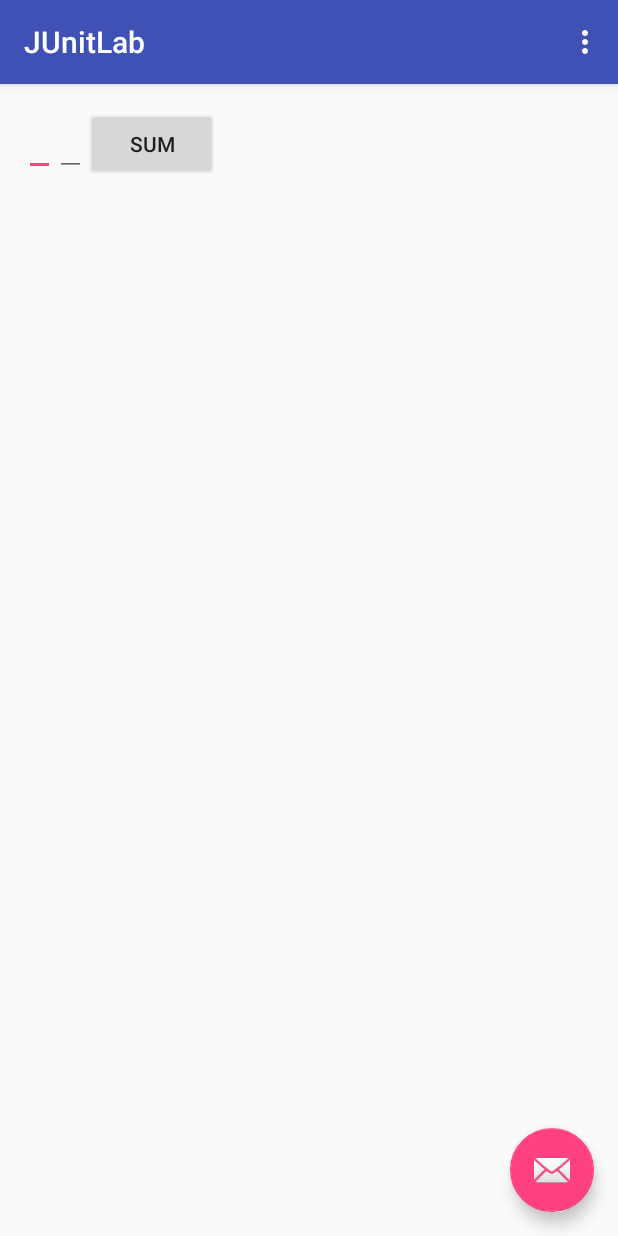
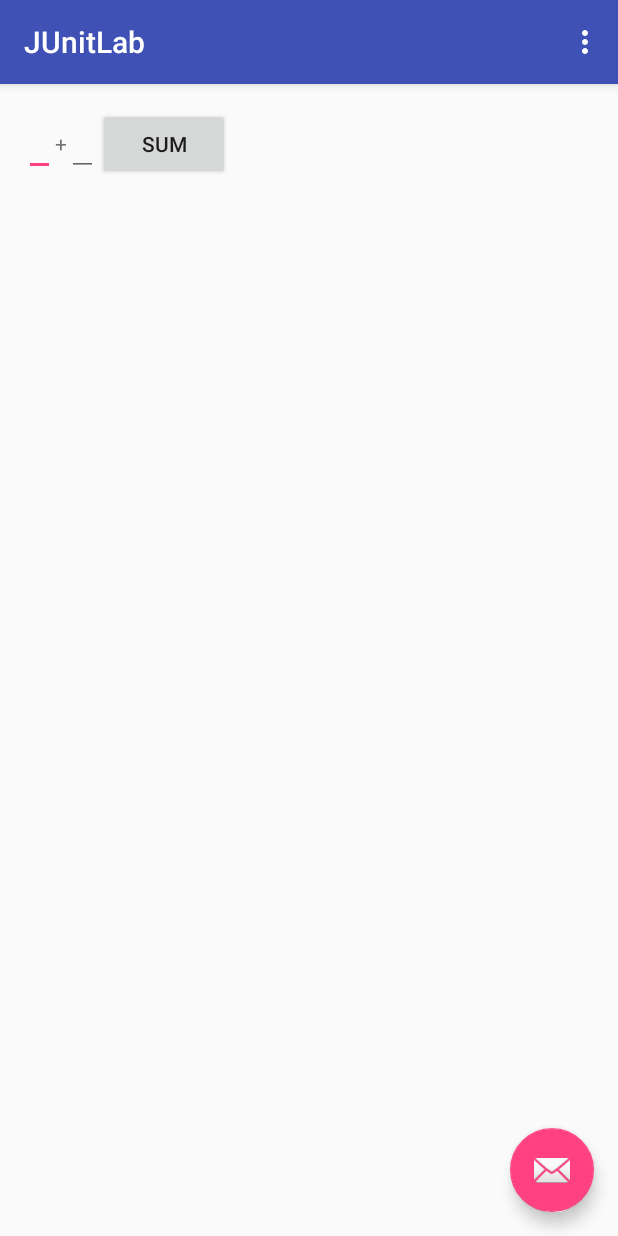
Before and after one commit to ErikMei/junit, an Android app: the screen it shows after launch (MainActivity), on a phone screen of 412 x 824 dp. Run offline under Robolectric (Android 15) with nearby library versions, the phone set to English and light mode, and no system bars.

```diff
--- a/app/src/main/res/layout/content_main.xml
+++ b/app/src/main/res/layout/content_main.xml
@@ -12,17 +12,19 @@
     tools:context="com.londonappdeveloper.junitlab.MainActivity"
     tools:showIn="@layout/activity_main">
 
-    <TextView
-        android:id="@+id/result"
-        android:layout_width="wrap_content"
-        android:layout_height="wrap_content"
-        />
+
 
     <EditText
         android:id="@+id/arg1"
         android:layout_width="wrap_content"
         android:layout_height="wrap_content"
         android:inputType="number"
+        />
+    <TextView
+        android:id="@+id/plus"
+        android:layout_width="wrap_content"
+        android:layout_height="wrap_content"
+        android:text="+"
         />
     <EditText
         android:id="@+id/arg2"
@@ -40,9 +42,9 @@
         />
 
     <TextView
+        android:id="@+id/result"
         android:layout_width="wrap_content"
         android:layout_height="wrap_content"
-
         />
 
 </LinearLayout>
```
Also changed, not shown: 1 other file.
